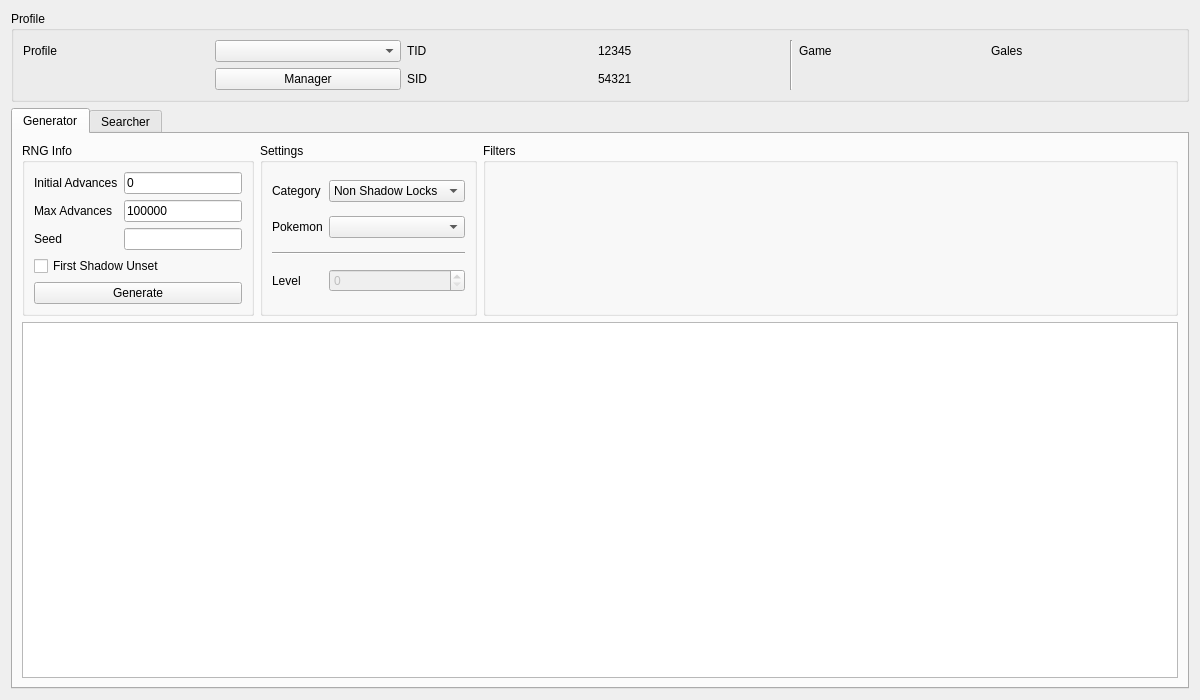
Old version of the form Source/Form/Gen3/GameCube.ui in the repository Admiral-Fish/PokeFinder.
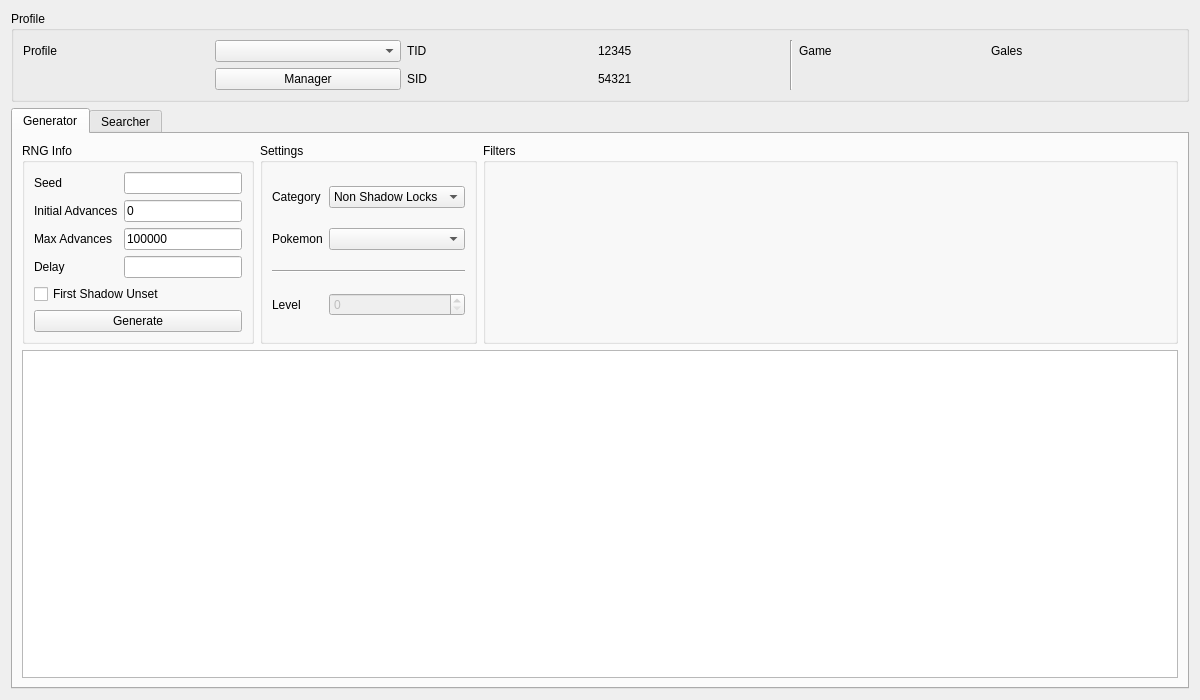
New version of the form. Custom widgets are drawn as their Qt base class.

What changed in the file:
```diff
--- a/Source/Form/Gen3/GameCube.ui
+++ b/Source/Form/Gen3/GameCube.ui
@@ -109,36 +109,6 @@
          </property>
          <layout class="QGridLayout" name="gridLayout_6">
           <item row="2" column="0">
-           <widget class="QLabel" name="labelGeneratorSeed">
-            <property name="sizePolicy">
-             <sizepolicy hsizetype="Fixed" vsizetype="Preferred">
-              <horstretch>0</horstretch>
-              <verstretch>0</verstretch>
-             </sizepolicy>
-            </property>
-            <property name="text">
-             <string>Seed</string>
-            </property>
-           </widget>
-          </item>
-          <item row="1" column="1">
-           <widget class="TextBox" name="textBoxGeneratorMaxAdvances">
-            <property name="text">
-             <string notr="true">100000</string>
-            </property>
-           </widget>
-          </item>
-          <item row="2" column="1">
-           <widget class="TextBox" name="textBoxGeneratorSeed">
-            <property name="maxLength">
-             <number>8</number>
-            </property>
-            <property name="cursorPosition">
-             <number>0</number>
-            </property>
-           </widget>
-          </item>
-          <item row="1" column="0">
            <widget class="QLabel" name="labelGeneratorMaxAdvances">
             <property name="sizePolicy">
              <sizepolicy hsizetype="Fixed" vsizetype="Preferred">
@@ -151,7 +121,28 @@
             </property>
            </widget>
           </item>
-          <item row="0" column="0">
+          <item row="1" column="1">
+           <widget class="TextBox" name="textBoxGeneratorStartingAdvance">
+            <property name="text">
+             <string notr="true">0</string>
+            </property>
+           </widget>
+          </item>
+          <item row="3" column="0">
+           <widget class="QLabel" name="labelGeneratorDelay">
+            <property name="text">
+             <string>Delay</string>
+            </property>
+           </widget>
+          </item>
+          <item row="5" column="0" colspan="2">
+           <widget class="QCheckBox" name="checkBoxGeneratorFirstShadowUnset">
+            <property name="text">
+             <string>First Shadow Unset</string>
+            </property>
+           </widget>
+          </item>
+          <item row="1" column="0">
            <widget class="QLabel" name="labelGeneratorStartingAdvance">
             <property name="sizePolicy">
              <sizepolicy hsizetype="Fixed" vsizetype="Preferred">
@@ -164,7 +155,7 @@
             </property>
            </widget>
           </item>
-          <item row="4" column="0" colspan="2">
+          <item row="6" column="0" colspan="2">
            <widget class="QPushButton" name="pushButtonGenerate">
             <property name="enabled">
              <bool>true</bool>
@@ -180,20 +171,36 @@
             </property>
            </widget>
           </item>
+          <item row="2" column="1">
+           <widget class="TextBox" name="textBoxGeneratorMaxAdvances">
+            <property name="text">
+             <string notr="true">100000</string>
+            </property>
+           </widget>
+          </item>
           <item row="0" column="1">
-           <widget class="TextBox" name="textBoxGeneratorStartingAdvance">
-            <property name="text">
-             <string notr="true">0</string>
+           <widget class="TextBox" name="textBoxGeneratorSeed">
+            <property name="maxLength">
+             <number>8</number>
             </property>
            </widget>
           </item>
-          <item row="3" column="0" colspan="2">
-           <widget class="QCheckBox" name="checkBoxGeneratorFirstShadowUnset">
+          <item row="0" column="0">
+           <widget class="QLabel" name="labelGeneratorSeed">
+            <property name="sizePolicy">
+             <sizepolicy hsizetype="Fixed" vsizetype="Preferred">
+              <horstretch>0</horstretch>
+              <verstretch>0</verstretch>
+             </sizepolicy>
+            </property>
             <property name="text">
-             <string>First Shadow Unset</string>
+             <string>Seed</string>
             </property>
            </widget>
           </item>
+          <item row="3" column="1">
+           <widget class="TextBox" name="textBoxGeneratorDelay"/>
+          </item>
          </layout>
         </widget>
        </item>
@@ -466,16 +473,16 @@
    <extends>QLineEdit</extends>
    <header>Form/Controls/TextBox.hpp</header>
   </customwidget>
-  <customwidget>
-   <class>ComboBox</class>
-   <extends>QComboBox</extends>
-   <header>Form/Controls/ComboBox.hpp</header>
-  </customwidget>
   <customwidget>
    <class>TableView</class>
    <extends>QTableView</extends>
    <header>Form/Controls/TableView.hpp</header>
   </customwidget>
+  <customwidget>
+   <class>ComboBox</class>
+   <extends>QComboBox</extends>
+   <header>Form/Controls/ComboBox.hpp</header>
+  </customwidget>
   <customwidget>
    <class>Filter</class>
    <extends>QWidget</extends>
```
Left out of the diff: 14 changed lines with no effect on the pictures.
